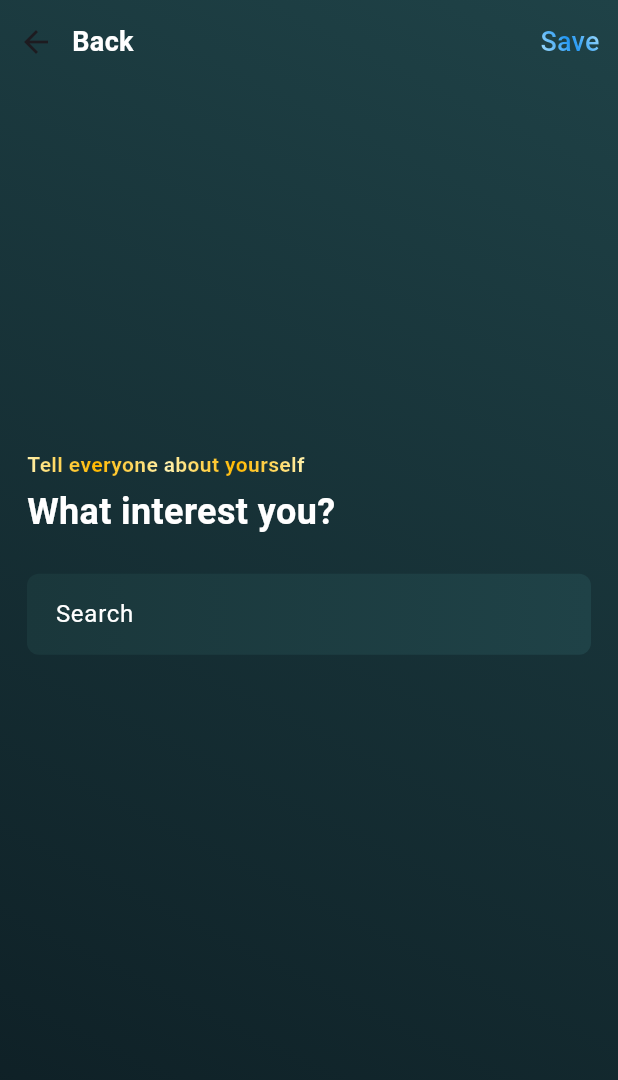
After one commit to Angger-Raka/flutter-you-app, a Flutter app: the InterestPage screen opened by its route, on a phone screen of 412 x 824 dp. The commit adds this screen. Shown: the top 1080 px of the screen. Run offline on Flutter 3.47's test engine with Material 3 defaults, Android fonts, the phone set to English and light mode, and no system bars; our stand-ins replace bloc, equatable, flutter_bloc.

Commit message:
Add InterestPage and update RouteGenerator

```diff
--- a/lib/routes/RouteGenerator.dart
+++ b/lib/routes/RouteGenerator.dart
@@ -1,4 +1,5 @@
 import 'package:flutter/material.dart';
+import 'package:you_app/screens/Interest.dart';
 import '../screens/Login.dart';
 import '../screens/Register.dart';
 import '../screens/Profile.dart';
@@ -17,5 +18,10 @@ class AppRoute {
 
 List<AppRoute> routes = [
   AppRoute(route: '/', builder: (context) => Login(), isPublic: true),
-  AppRoute(route: '/register', builder: (context) =>  Register(), isPublic: false),
+  AppRoute(
+      route: '/register', builder: (context) => Register(), isPublic: false),
+  AppRoute(
+      route: '/profile', builder: (context) => ProfilePage(), isPublic: false),
+  AppRoute(
+      route: '/login', builder: (context) => InterestPage(), isPublic: true),
 ];
--- /dev/null
+++ b/lib/screens/Interest.dart
@@ -0,0 +1,221 @@
+import 'package:flutter/material.dart';
+
+class InterestPage extends StatefulWidget {
+  const InterestPage({super.key});
+
+  @override
+  State<InterestPage> createState() => _InterestPageState();
+}
+
+class _InterestPageState extends State<InterestPage> {
+  List<String> _interests = [];
+
+  @override
+  Widget build(BuildContext context) {
+    return Scaffold(
+      body: Stack(
+        children: [
+          Container(
+            width: double.maxFinite,
+            height: double.maxFinite,
+            decoration: BoxDecoration(
+              gradient: LinearGradient(
+                begin: Alignment.topRight,
+                end: Alignment.bottomLeft,
+                colors: [
+                  Color(0xff1F4247),
+                  Color(0xff0D1D23),
+                ],
+              ),
+            ),
+          ),
+          Scaffold(
+            appBar: AppBar(
+              backgroundColor: Colors.transparent,
+              leading: Row(
+                children: [
+                  IconButton(
+                    icon: const Icon(Icons.arrow_back),
+                    onPressed: () {
+                      Navigator.pop(context);
+                    },
+                  ),
+                  Text(
+                    'Back',
+                    style: TextStyle(
+                      color: Colors.white,
+                      fontSize: 18,
+                      fontWeight: FontWeight.bold,
+                    ),
+                  )
+                ],
+              ),
+              leadingWidth: 100,
+              actions: [
+                TextButton(
+                  onPressed: () {},
+                  // child: Text(
+                  //   'Save',
+                  //   style: TextStyle(
+                  //     color: Colors.blue,
+                  //     fontSize: 18,
+                  //   ),
+                  // ),
+                  child: GradientText(
+                    'Save',
+                    style: TextStyle(
+                      fontSize: 18,
+                    ),
+                    gradient: LinearGradient(
+                      begin: Alignment.topRight,
+                      end: Alignment.bottomLeft,
+                      colors: [
+                        Color.fromARGB(255, 185, 233, 255),
+                        Colors.blue,
+                        Color.fromARGB(255, 185, 233, 255),
+                      ],
+                    ),
+                  ),
+                )
+              ],
+            ),
+            backgroundColor: Colors.transparent,
+            body: SingleChildScrollView(
+              child: Padding(
+                padding: const EdgeInsets.symmetric(
+                  horizontal: 18,
+                ),
+                child: Container(
+                  height: MediaQuery.of(context).size.height - 200,
+                  child: Column(
+                    mainAxisAlignment: MainAxisAlignment.center,
+                    crossAxisAlignment: CrossAxisAlignment.start,
+                    children: [
+                      GradientText(
+                        'Tell everyone about yourself',
+                        gradient: LinearGradient(
+                          begin: Alignment.topRight,
+                          end: Alignment.bottomLeft,
+                          colors: [
+                            Color.fromARGB(255, 255, 242, 175),
+                            Color(0xffFFB800),
+                            Color.fromARGB(255, 255, 242, 175),
+                            Color(0xffFFB800),
+                            Color.fromARGB(255, 255, 242, 175),
+                          ],
+                        ),
+                        style: TextStyle(
+                          fontSize: 14,
+                          fontWeight: FontWeight.bold,
+                        ),
+                      ),
+                      SizedBox(
+                        height: 5,
+                      ),
+                      Text(
+                        'What interest you?',
+                        style: TextStyle(
+                          color: Colors.white,
+                          fontSize: 24,
+                          fontWeight: FontWeight.bold,
+                        ),
+                      ),
+                      SizedBox(
+                        height: 24,
+                      ),
+                      Container(
+                          width: double.maxFinite,
+                          decoration: BoxDecoration(
+                            gradient: LinearGradient(
+                              begin: Alignment.centerLeft,
+                              end: Alignment.centerRight,
+                              colors: [
+                                Color.fromARGB(255, 26, 55, 59),
+                                Color(0xff1F4247),
+                              ],
+                            ),
+                            borderRadius: BorderRadius.circular(8),
+                          ),
+                          child: Wrap(
+                            children: [
+                              ..._interests.map(
+                                (e) => Padding(
+                                  padding: const EdgeInsets.all(2),
+                                  child: Chip(
+                                    label: Text(
+                                      e,
+                                      style: TextStyle(
+                                        color: Colors.white,
+                                      ),
+                                    ),
+                                    backgroundColor:
+                                        Color(0xff1F4247).withOpacity(0.5),
+                                    deleteIcon: Icon(
+                                      Icons.close,
+                                      color: Colors.white,
+                                      size: 20,
+                                    ),
+                                    onDeleted: () {
+                                      setState(() {
+                                        _interests.remove(e);
+                                      });
+                                    },
+                                  ),
+                                ),
+                              ),
+                              TextField(
+                                decoration: InputDecoration(
+                                  hintText: 'Search',
+                                  hintStyle: TextStyle(
+                                    color: Colors.white,
+                                  ),
+                                  contentPadding: const EdgeInsets.all(15),
+                                  border: OutlineInputBorder(
+                                    borderRadius: BorderRadius.circular(16),
+                                    borderSide: BorderSide.none,
+                                  ),
+                                  filled: true,
+                                  fillColor: Colors.transparent,
+                                ),
+                                onSubmitted: (value) {
+                                  setState(() {
+                                    _interests.add(value);
+                                  });
+                                },
+                              ),
+                            ],
+                          ))
+                    ],
+                  ),
+                ),
+              ),
+            ),
+          )
+        ],
+      ),
+    );
+  }
+}
+
+class GradientText extends StatelessWidget {
+  const GradientText(
+    this.text, {
+    required this.gradient,
+    this.style,
+  });
+
+  final String text;
+  final TextStyle? style;
+  final Gradient gradient;
+
+  @override
+  Widget build(BuildContext context) {
+    return ShaderMask(
+      blendMode: BlendMode.srcIn,
+      shaderCallback: (bounds) => gradient.createShader(
+        Rect.fromLTWH(0, 0, bounds.width, bounds.height),
+      ),
+      child: Text(text, style: style),
+    );
+  }
+}
```
